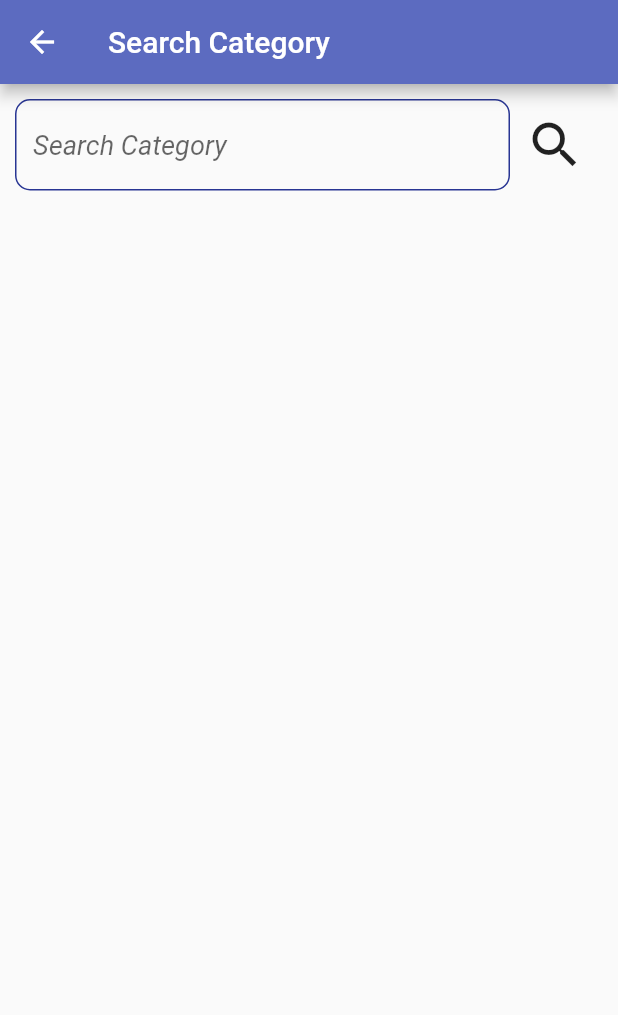
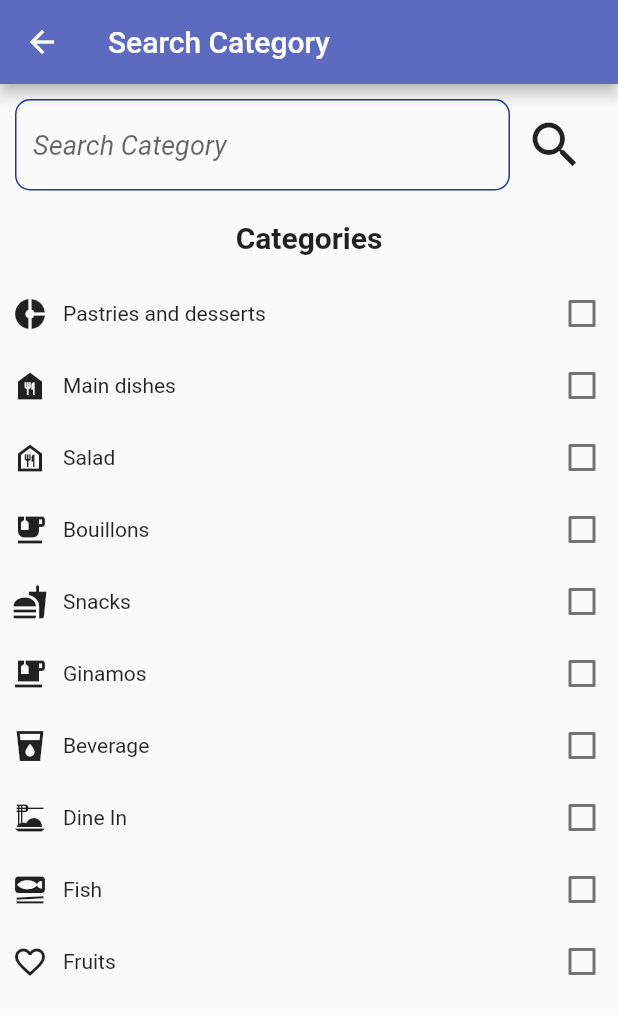
Before and after one commit to piffaisgorgeous/recipe_application, a Flutter app: the Search screen opened directly, on a phone screen of 412 x 824 dp. Shown: the top 1015 px of the screen. Run offline on Flutter 3.47's test engine with Material 2 defaults, Android fonts, the phone set to English and light mode, and no system bars; our stand-ins replace cloud_firestore, file_picker, firebase_auth, firebase_core, firebase_storage, image_picker and 2 more; missing offline and left inert: slide_popup_dialog; accounts and stored records are empty.

Commit message:
I added the Categories and modify some codes

```diff
--- a/lib/views/searchIcon.dart
+++ b/lib/views/searchIcon.dart
@@ -3,6 +3,7 @@ import 'dart:developer';
 import 'package:flutter/material.dart';
 import 'package:recipe_application/widget/widget.dart';
 
+// SEARCH == account
 class Search extends StatefulWidget {
   @override
   _SearchState createState() => _SearchState();
@@ -19,7 +20,8 @@ class _SearchState extends State<Search> {
       ),
       backgroundColor: Colors.grey[50],
       body: SingleChildScrollView(
-            child: Column(children: [
+        child: Column(
+          children: [
             Row(
               children: [
                 Container(
@@ -28,7 +30,8 @@ class _SearchState extends State<Search> {
                     padding: const EdgeInsets.all(10),
                     child: TextField(
                         controller: search_cat,
-                      decoration: textFieldInputDecoration("Search Category")),
+                        decoration:
+                            textFieldInputDecoration("Search Category")),
                   ),
                 ),
                 GestureDetector(
@@ -50,6 +53,112 @@ class _SearchState extends State<Search> {
                 ),
               ],
             ),
-        ])));
+            SizedBox(
+              height: 10,
+            ),
+            Text(
+              'Categories',
+              style: TextStyle(fontSize: 20, fontWeight: FontWeight.bold),
+            ),
+            SizedBox(
+              height: 15,
+            ),
+            MiCard(
+              icon: Icons.donut_small,
+              title: 'Pastries and desserts',
+            ),
+            MiCard(
+              icon: Icons.food_bank,
+              title: 'Main dishes',
+            ),
+            MiCard(
+              icon: Icons.food_bank_outlined,
+              title: 'Salad',
+            ),
+            MiCard(
+              icon: Icons.emoji_food_beverage,
+              title: 'Bouillons',
+            ),
+            MiCard(
+              icon: Icons.fastfood,
+              title: 'Snacks',
+            ),
+            MiCard(
+              icon: Icons.emoji_food_beverage_sharp,
+              title: 'Ginamos',
+            ),
+            MiCard(
+              icon: Icons.local_drink_sharp,
+              title: 'Beverage',
+            ),
+            MiCard(
+              icon: Icons.dinner_dining,
+              title: 'Dine In',
+            ),
+            MiCard(
+              icon: Icons.set_meal,
+              title: 'Fish',
+            ),
+            MiCard(
+              icon: Icons.favorite_outline_sharp,
+              title: 'Fruits',
+            ),
+          ],
+        ),
+      ),
+    );
   }
 }
+
+class MiCard extends StatefulWidget {
+  final IconData icon;
+  final String title;
+
+  const MiCard({Key key, this.icon, this.title}) : super(key: key);
+
+  @override
+  _MiCardState createState() => _MiCardState();
+}
+
+List<String> choice = [];
+  int i=0;
+class _MiCardState extends State<MiCard> {
+  // Map<String, dynamic> iconMap = {"icon": widget.icon};
+  bool valuefirst = false;
+  bool valuesecond = false;
+  @override
+  Widget build(BuildContext context) {
+    return Row(
+      mainAxisAlignment: MainAxisAlignment.spaceBetween,
+      children: [
+        Padding(
+          padding: const EdgeInsets.all(8.0),
+          child: Row(
+            children: [
+              Icon(widget.icon),
+              SizedBox(
+                width: 10,
+              ),
+              Text(widget.title)
+            ],
+          ),
+        ),
+        Checkbox(
+            checkColor: Colors.amber,
+            activeColor: Colors.red,
+            value: this.valuefirst,
+            onChanged: (bool value) {
+              setState(() {
+                this.valuefirst = value;
+                choice.add(widget.title);
+              });
+
+                log(choice[i]);
+                i++;
+            }),
+
+
+      ],
+    );
+  }
+}
```
Lines whose indentation alone changed are shown as unchanged.
